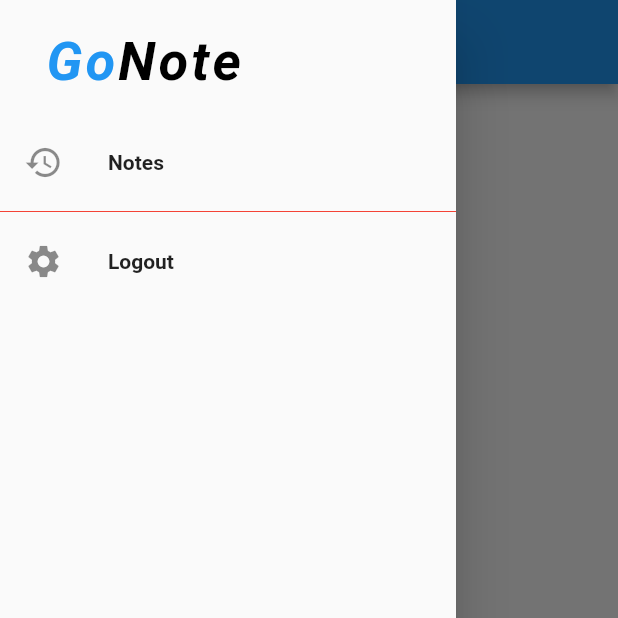
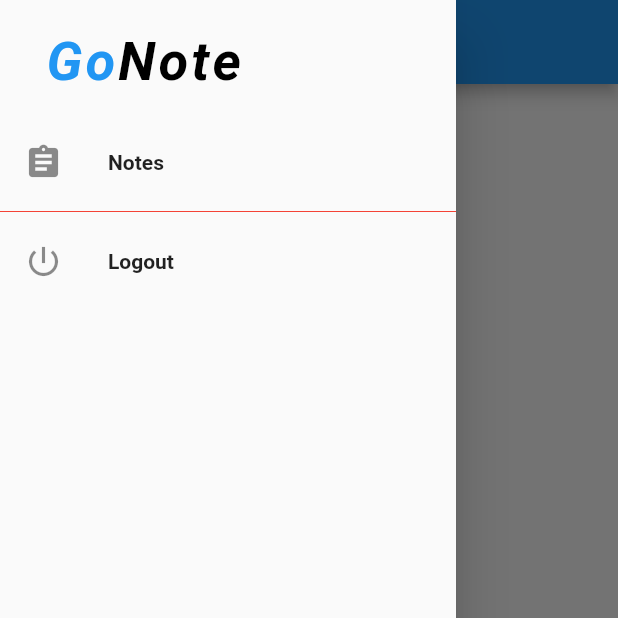
Before and after one commit to adityashukla03/gonote, a Flutter app: the NoteList screen opened directly, with the side drawer open, on a phone screen of 412 x 824 dp, the top half of it. Run offline on Flutter 3.47's test engine with Material 2 defaults, Android fonts, the phone set to English and light mode, and no system bars; our stand-ins replace cloud_firestore, firebase_auth, google_sign_in, tuple; missing offline and left inert: collection_ext; accounts and stored records are empty.

Commit message:
Adding changes in drawer, changed icons of drawer list items

```diff
--- a/lib/widget/drawer.dart
+++ b/lib/widget/drawer.dart
@@ -36,11 +36,11 @@ class AppDrawer extends StatelessWidget {
         crossAxisAlignment: CrossAxisAlignment.stretch,
         children: <Widget>[
           _drawerHeader(context),
-          buildListTile("Notes", Icons.history, () {
+          buildListTile("Notes", Icons.assignment, () {
             Navigator.of(context).pop();
           }),
           Divider(height: 10, color: Colors.red),
-          buildListTile("Logout", Icons.settings, () async {
+          buildListTile("Logout", Icons.power_settings_new, () async {
             Navigator.of(context).pop();
             _signOut();
           }),
```
